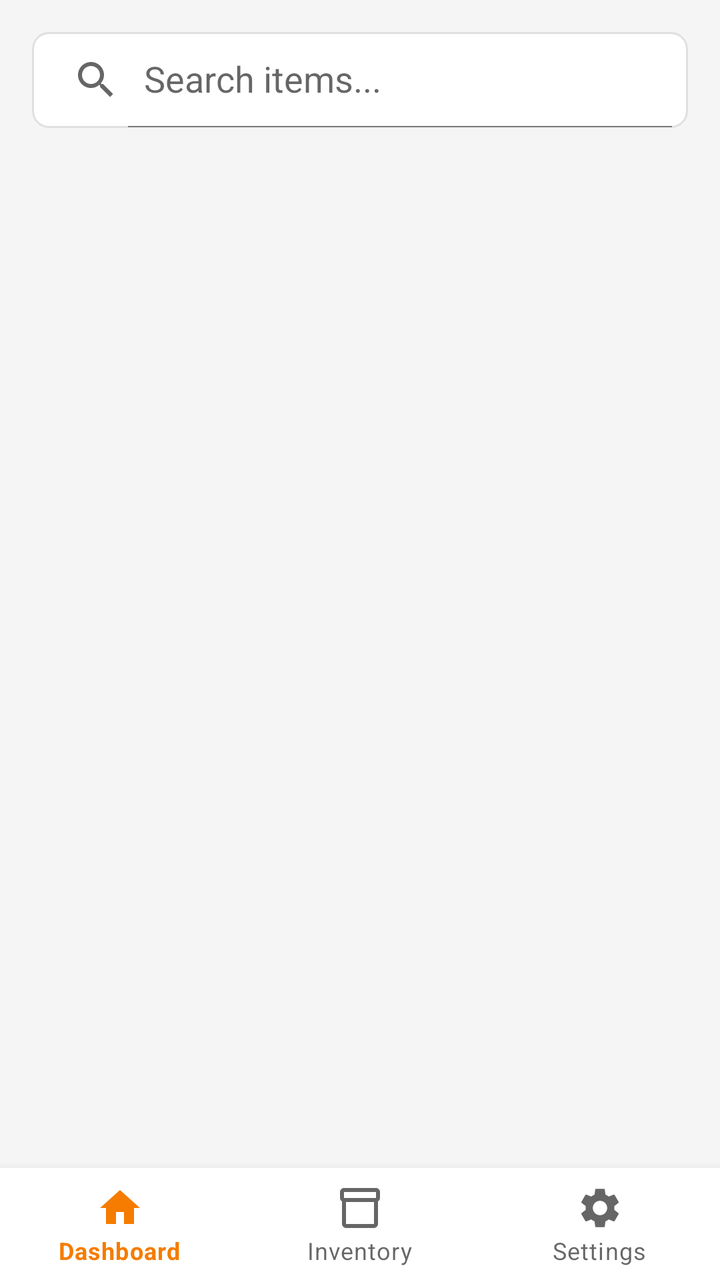
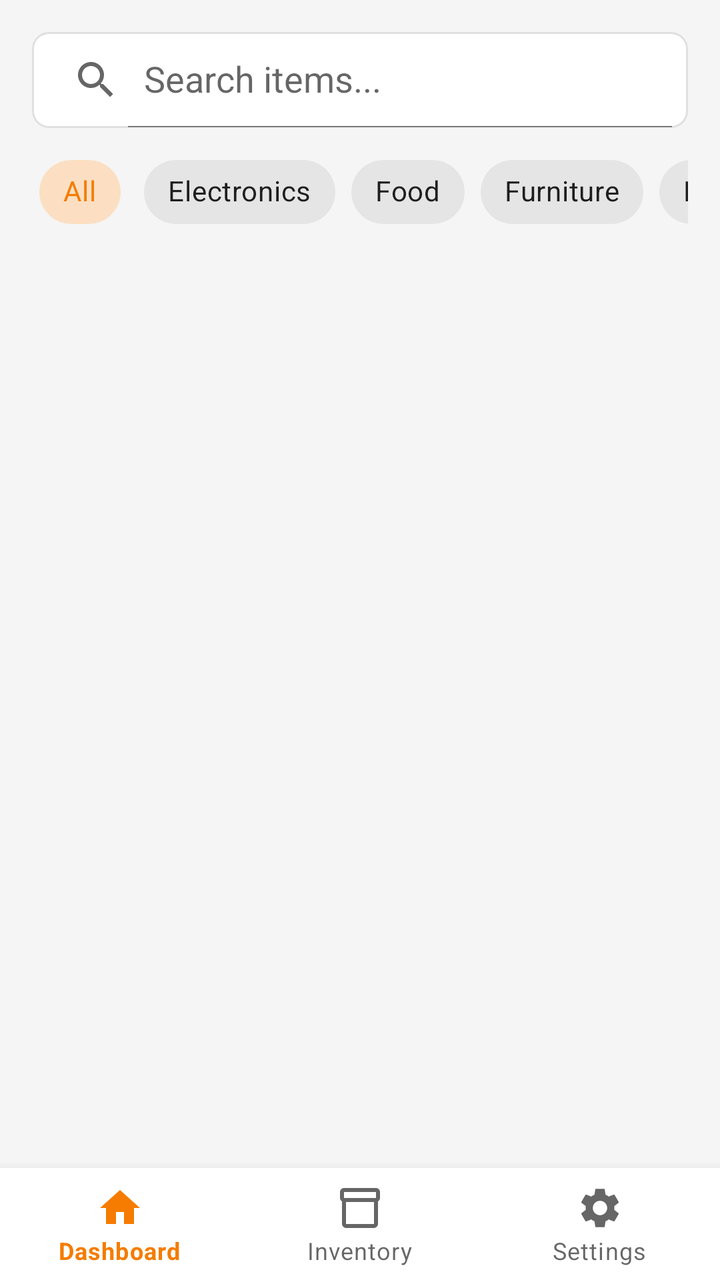

Compare the two renders of this Android layout. The source of the first and the diff that turns it into the second are given below.
<!-- AndroidManifest.xml: application theme Theme.WareWise -->
<!-- res/layout/activity_inventory_list.xml -->
<?xml version="1.0" encoding="utf-8"?>
<androidx.constraintlayout.widget.ConstraintLayout xmlns:android="http://schemas.android.com/apk/res/android"
    xmlns:app="http://schemas.android.com/apk/res-auto"
    android:layout_width="match_parent"
    android:layout_height="match_parent"
    android:background="@color/background">

    <androidx.appcompat.widget.SearchView
        android:id="@+id/searchView"
        android:layout_width="match_parent"
        android:layout_height="wrap_content"
        android:layout_margin="16dp"
        android:background="@drawable/bg_search"
        app:iconifiedByDefault="false"
        app:queryHint="@string/search_hint"
        app:layout_constraintTop_toTopOf="parent" />

    <androidx.recyclerview.widget.RecyclerView
        android:id="@+id/rvInventory"
        android:layout_width="match_parent"
        android:layout_height="0dp"
        android:layout_marginTop="8dp"
        android:padding="8dp"
        app:layout_constraintBottom_toTopOf="@+id/bottom_navigation"
        app:layout_constraintTop_toBottomOf="@+id/searchView" />

    <LinearLayout
        android:id="@+id/layoutEmptyState"
        android:layout_width="wrap_content"
        android:layout_height="wrap_content"
        android:gravity="center"
        android:orientation="vertical"
        android:visibility="gone"
        app:layout_constraintBottom_toTopOf="@+id/bottom_navigation"
        app:layout_constraintEnd_toEndOf="parent"
        app:layout_constraintStart_toStartOf="parent"
        app:layout_constraintTop_toBottomOf="@+id/searchView">

        <ImageView
            android:layout_width="100dp"
            android:layout_height="100dp"
            android:src="@drawable/ic_empty_box"
            app:tint="@color/gray" />

        <TextView
            android:layout_width="wrap_content"
            android:layout_height="wrap_content"
            android:layout_marginTop="16dp"
            android:text="@string/no_stock_found"
            android:textColor="@color/gray"
            android:textSize="18sp"
            android:textStyle="bold" />
    </LinearLayout>

    <com.google.android.material.bottomnavigation.BottomNavigationView
        android:id="@+id/bottom_navigation"
        android:layout_width="match_parent"
        android:layout_height="wrap_content"
        android:background="@color/surface"
        app:menu="@menu/menu_bottom_nav"
        app:layout_constraintBottom_toBottomOf="parent" />

</androidx.constraintlayout.widget.ConstraintLayout>
<!-- resources referenced by this layout -->
<resources>
  <color name="background">#F5F5F5</color>
  <color name="gray">#757575</color>
  <color name="surface">#FFFFFF</color>
  <!-- drawable bg_search (drawable) -->
  <?xml version="1.0" encoding="utf-8"?>
  <shape xmlns:android="http://schemas.android.com/apk/res/android">
      <solid android:color="@color/surface" />
      <corners android:radius="8dp" />
      <stroke android:width="1dp" android:color="@color/light_gray" />
  </shape>
  <!-- drawable ic_empty_box (drawable) -->
  <vector xmlns:android="http://schemas.android.com/apk/res/android"
      android:width="24dp"
      android:height="24dp"
      android:viewportWidth="24"
      android:viewportHeight="24">
      <path
          android:fillColor="#FF000000"
          android:pathData="M20,6h-2.18c0.11,-0.31 0.18,-0.65 0.18,-1c0,-1.66 -1.34,-3 -3,-3c-1.05,0 -1.96,0.54 -2.5,1.35l-0.5,0.67l-0.5,-0.68C10.96,2.54 10.05,2 9,2C7.34,2 6,3.34 6,5c0,0.35 0.07,0.69 0.18,1H4c-1.11,0 -1.99,0.89 -1.99,2L2,19c0,1.11 0.89,2 2,2h16c1.11,0 2,-0.89 2,-2V8c0,-1.11 -0.89,-2 -2,-2zm-5,-2c0.55,0 1,0.45 1,1s-0.45,1 -1,1s-1,-0.45 -1,-1s0.45,-1 1,-1zM9,4c0.55,0 1,0.45 1,1s-0.45,1 -1,1s-1,-0.45 -1,-1s0.45,-1 1,-1zm11,15H4v-2h16v2zm0,-5H4V8h5.08L7,10.83L8.62,12L12,7.4L15.38,12L17,10.83L14.92,8H20v6z" />
  </vector>
  <string name="no_stock_found">No Stock Found</string>
  <string name="search_hint">Search items...</string>
  <style name="Theme.WareWise" parent="Theme.MaterialComponents.DayNight.NoActionBar">
          
          <item name="colorPrimary">@color/primary</item>
          <item name="colorPrimaryVariant">@color/primary_variant</item>
          <item name="colorOnPrimary">@color/on_primary</item>
          
          <item name="colorSecondary">@color/secondary</item>
          <item name="colorSecondaryVariant">@color/secondary</item>
          <item name="colorOnSecondary">@color/on_secondary</item>
          
          <item name="android:statusBarColor" tools:targetApi="l">?attr/colorPrimaryVariant</item>
          
          <item name="android:windowBackground">@color/background</item>
          <item name="colorSurface">@color/surface</item>
          <item name="colorOnSurface">@color/on_surface</item>
      </style>
  <color name="light_gray">#E0E0E0</color>
  <color name="primary">#F57C00</color>
  <color name="primary_variant">#E65100</color>
  <color name="on_primary">#FFFFFF</color>
  <color name="secondary">#2979FF</color>
  <color name="on_secondary">#FFFFFF</color>
  <color name="on_surface">#000000</color>
</resources>

<!-- the commit's change to res/layout/activity_inventory_list.xml (unified diff, before → after) -->
@@ -14,6 +14,62 @@
         app:iconifiedByDefault="false"
         app:queryHint="@string/search_hint"
         app:layout_constraintTop_toTopOf="parent" />
+        app:layout_constraintTop_toTopOf="parent" />
+
+    <HorizontalScrollView
+        android:id="@+id/hsvFilters"
+        android:layout_width="match_parent"
+        android:layout_height="wrap_content"
+        android:layout_marginHorizontal="16dp"
+        android:layout_marginTop="8dp"
+        android:scrollbars="none"
+        app:layout_constraintTop_toBottomOf="@+id/searchView">
+
+        <com.google.android.material.chip.ChipGroup
+            android:id="@+id/chipGroupInfo"
+            android:layout_width="wrap_content"
+            android:layout_height="wrap_content"
+            app:singleSelection="true"
+            app:selectionRequired="true">
+
+            <com.google.android.material.chip.Chip
+                android:id="@+id/chipAll"
+                style="@style/Widget.MaterialComponents.Chip.Choice"
+                android:layout_width="wrap_content"
+                android:layout_height="wrap_content"
+                android:checked="true"
+                android:text="All" />
+
+            <com.google.android.material.chip.Chip
+                android:id="@+id/chipElectronics"
+                style="@style/Widget.MaterialComponents.Chip.Choice"
+                android:layout_width="wrap_content"
+                android:layout_height="wrap_content"
+                android:text="Electronics" />
+
+            <com.google.android.material.chip.Chip
+                android:id="@+id/chipFood"
+                style="@style/Widget.MaterialComponents.Chip.Choice"
+                android:layout_width="wrap_content"
+                android:layout_height="wrap_content"
+                android:text="Food" />
+
+            <com.google.android.material.chip.Chip
+                android:id="@+id/chipFurniture"
+                style="@style/Widget.MaterialComponents.Chip.Choice"
+                android:layout_width="wrap_content"
+                android:layout_height="wrap_content"
+                android:text="Furniture" />
+
+            <com.google.android.material.chip.Chip
+                android:id="@+id/chipLowStock"
+                style="@style/Widget.MaterialComponents.Chip.Choice"
+                android:layout_width="wrap_content"
+                android:layout_height="wrap_content"
+                android:text="Low Stock (&lt;5)" />
+
+        </com.google.android.material.chip.ChipGroup>
+    </HorizontalScrollView>
 
     <androidx.recyclerview.widget.RecyclerView
         android:id="@+id/rvInventory"
@@ -22,7 +78,7 @@
         android:layout_marginTop="8dp"
         android:padding="8dp"
         app:layout_constraintBottom_toTopOf="@+id/bottom_navigation"
-        app:layout_constraintTop_toBottomOf="@+id/searchView" />
+        app:layout_constraintTop_toBottomOf="@+id/hsvFilters" />
 
     <LinearLayout
         android:id="@+id/layoutEmptyState"
